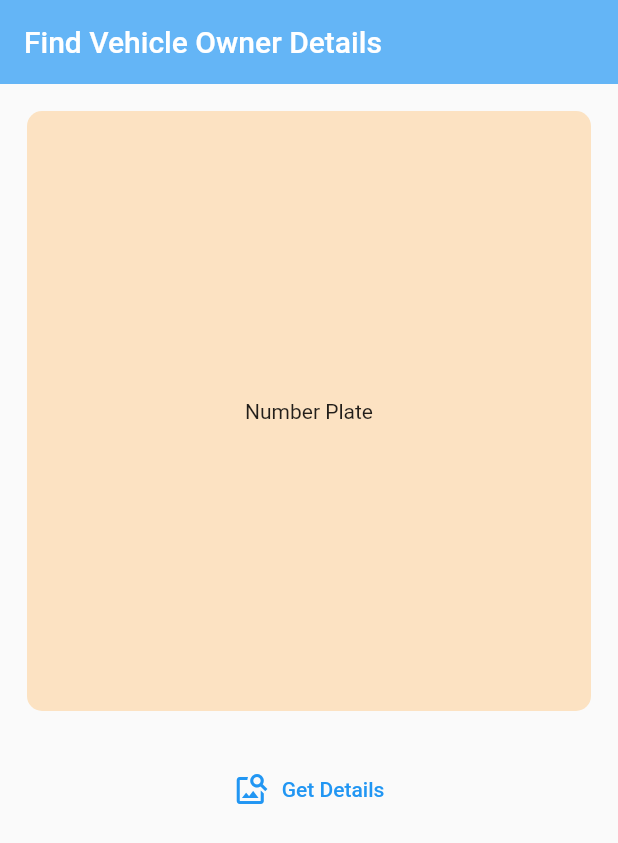
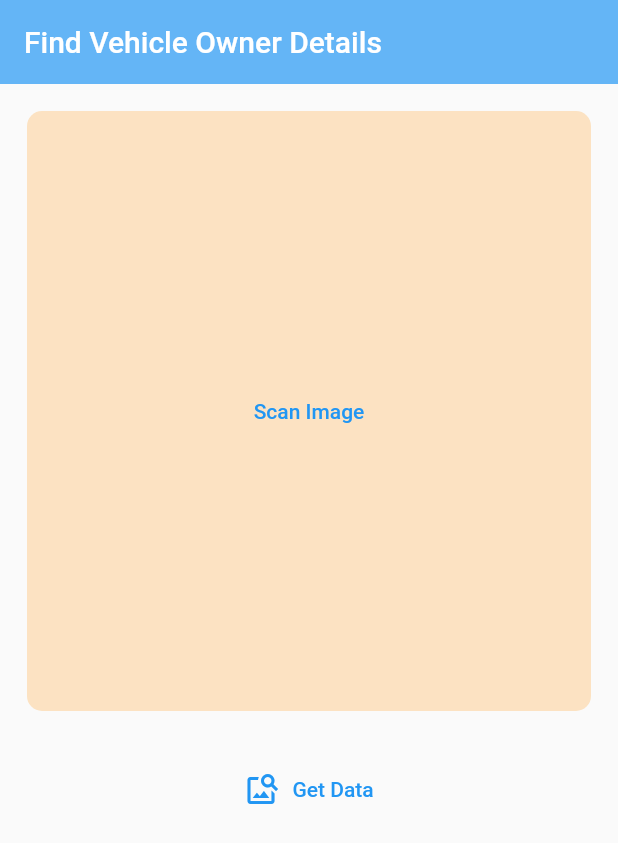
Before and after one commit to saratsarat7/findTheVehicle, a Flutter app: the screen it shows after launch, on a phone screen of 412 x 824 dp. Shown: the top 843 px of the screen. Run offline on Flutter 3.47's test engine with Material 2 defaults, Android fonts, the phone set to English and light mode, and no system bars; our stand-ins replace firebase_core, image_picker; missing offline and left inert: firebase_ml_vision; accounts and stored records are empty.

Commit message:
Changed how the button interacts on first instance.

```diff
--- a/lib/main.dart
+++ b/lib/main.dart
@@ -77,14 +77,14 @@ class _HomeScreenState extends State<HomeScreen> {
                                 image: FileImage(_userImageFile),
                               ),
                             )
-                          : GestureDetector(
-                              onTap: () {
-                                _pickImage(ImageSource.camera);
-                              },
-                              child: Center(
-                                child: Text("Number Plate"),
-                              ),
-                            ),
+                          : SizedBox.expand(
+                          child: TextButton(
+                            child: Text("Scan Image"),
+                            onPressed: () {
+                              _pickImage(ImageSource.camera);
+                            },
+                          )
+                      ),
                     ),
                   ),
                 ),
@@ -97,7 +97,7 @@ class _HomeScreenState extends State<HomeScreen> {
                   },
                   icon: Icon(Icons.image_search),
                   label: Text(
-                    'Get Details',
+                    'Get Data',
                   ),
                 ),
                 Padding(
```
